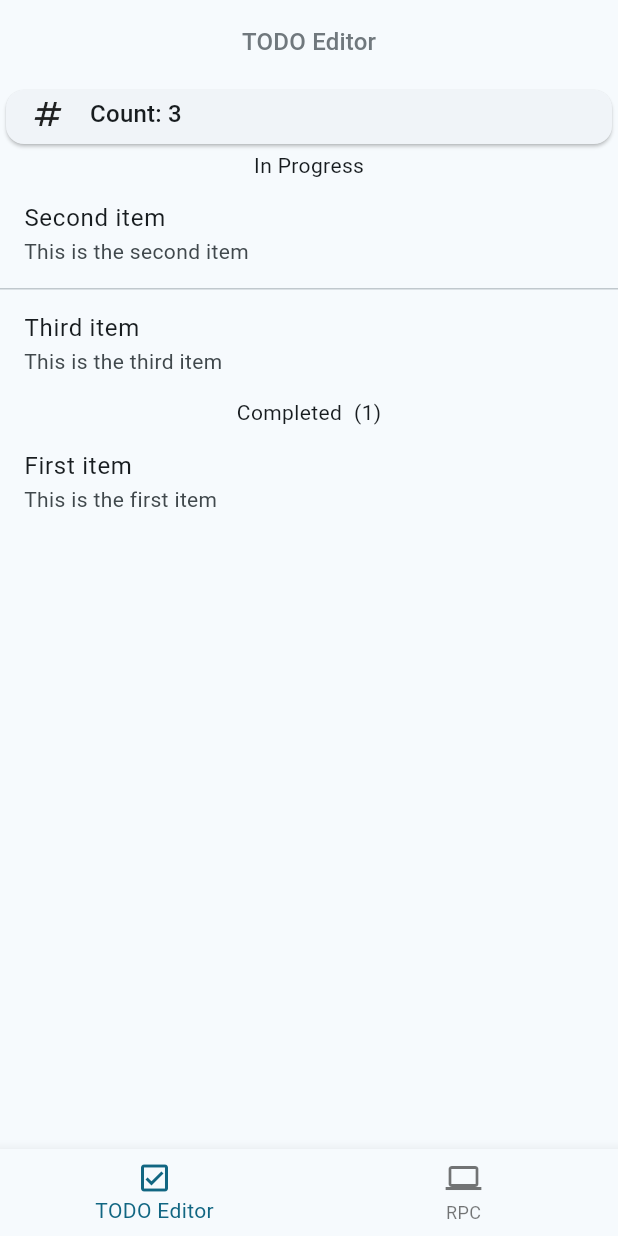
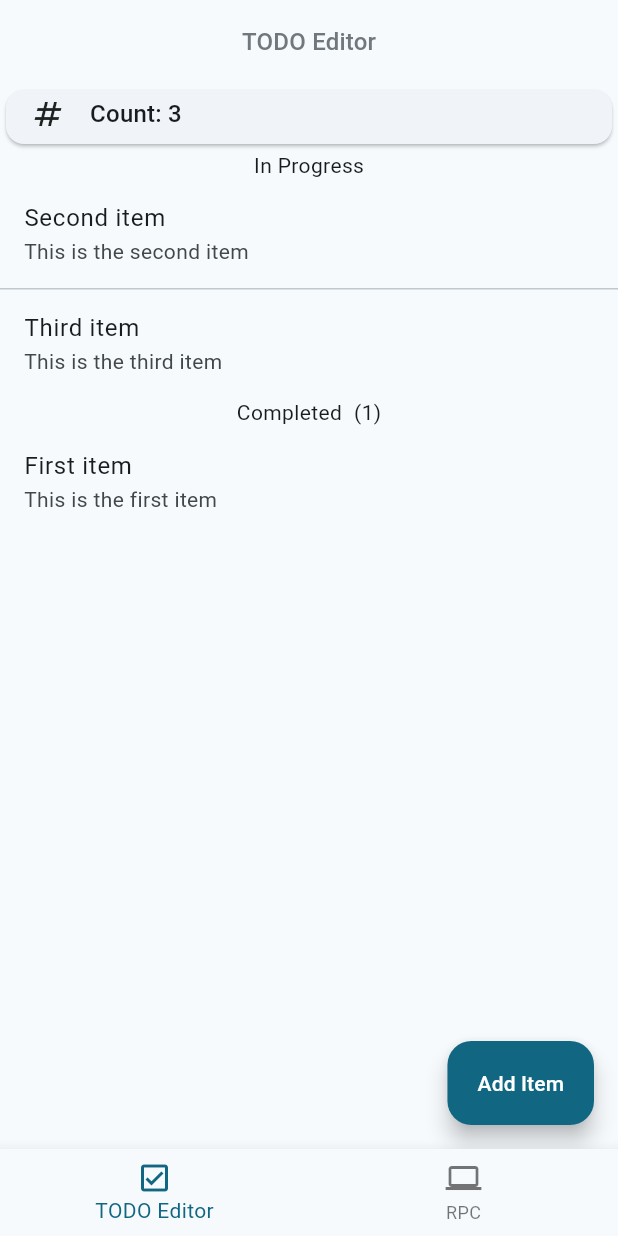
Before and after one commit to vinculor/vinculor-flutter-test, a Flutter app: the screen it shows after launch, on a phone screen of 412 x 824 dp. Run offline on Flutter 3.47's test engine with Material 3 defaults, Android fonts, the phone set to English and light mode, and no system bars; our stand-ins replace after_layout, gap, get_it.

Commit message:
[3mallrice][Exercise 1: Feature 2]

```diff
--- a/test_app_flutter/lib/widget/todo_editor/todo_editor_page.dart
+++ b/test_app_flutter/lib/widget/todo_editor/todo_editor_page.dart
@@ -1,11 +1,14 @@
 import 'package:flutter/material.dart';
 import 'package:get_it/get_it.dart';
+import 'package:test_app_flutter/widget/shared_library/app_components/app_action.dart';
+import 'package:test_app_flutter/widget/shared_library/app_components/app_label.dart';
 import 'package:test_app_flutter/widget/shared_library/app_components/app_tile.dart';
 import 'package:test_app_flutter/widget/shared_library/app_page/app_page.dart';
 import 'package:test_app_flutter/widget/shared_library/app_page/app_page_section/card_section.dart';
 import 'package:test_app_flutter/widget/shared_library/app_page/app_page_section/list_section.dart';
 import 'package:test_app_flutter/widget/controller/app_controller.dart';
 import 'package:test_app_flutter/widget/main/app_scaffold.dart';
+import 'package:test_app_flutter/widget/todo_editor/add_todo_page.dart';
 
 class TodoEditorPage extends StatefulWidget {
   const TodoEditorPage({super.key});
@@ -17,9 +20,29 @@ class TodoEditorPage extends StatefulWidget {
 class _TodoEditorPageState extends State<TodoEditorPage> {
   late final _appController = GetIt.instance<AppController>();
 
+  void _navigateToAddItem() async {
+    final newItem = await Navigator.push<TodoItem>(
+      context,
+      MaterialPageRoute(builder: (_) => const AddTodoPage()),
+    );
+    if (newItem != null) {
+      _appController.addTodoItem(newItem);
+    }
+  }
+
   get _appPage => AppPage(
         scaffold: AppScaffold(
           titleText: 'TODO Editor',
+          floatingAction: AppItemAction(
+            label: AppLabel(
+              text: 'Add Item',
+              iconData: Icons.add,
+            ),
+            onPressed: (item) async {
+              _navigateToAddItem();
+            },
+            isBlocking: false,
+          ),
         ),
         loadingEmitter: _appController.todoItemsEmitter,
         sections: [
@@ -64,7 +87,7 @@ class _TodoEditorPageState extends State<TodoEditorPage> {
   Widget _itemBuilder(TodoItem item) {
     return ListTile(
       title: Text(item.title),
-      subtitle: Text(item.description ?? ''),
+      subtitle: Text(item.description ?? '-'),
     );
   }
 }
```
Also changed, not shown: test_app_flutter/lib/widget/controller/app_controller.dart (+9 -1 lines).
